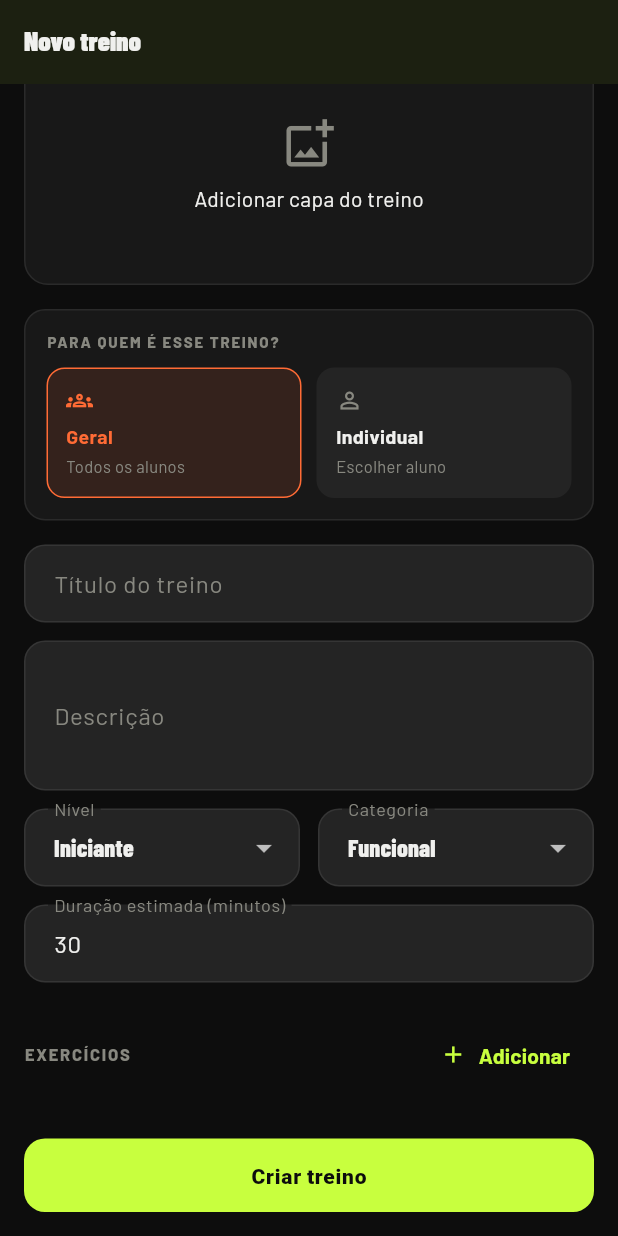
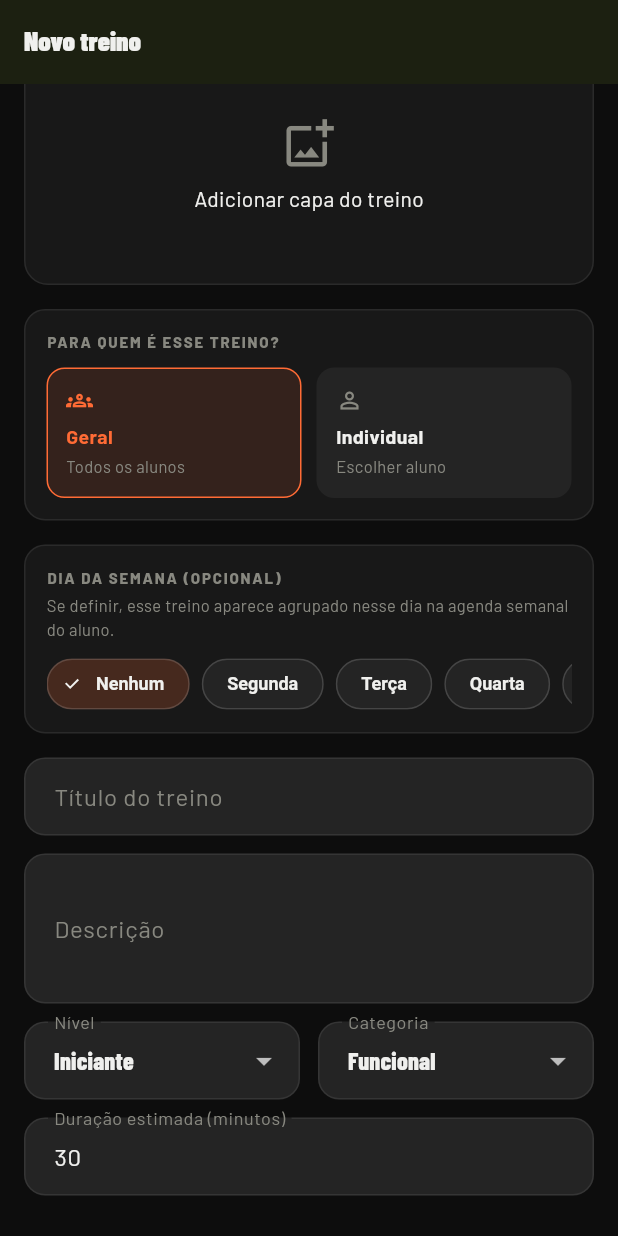
Before and after one commit to trocacofeos-debug/fithome_app, a Flutter app: the CreateWorkoutScreen screen opened by its route, scrolled down 42 dp, on a phone screen of 412 x 824 dp. Run offline on Flutter 3.47's test engine with Material 3 defaults, Android fonts, the light colour scheme and no system bars; our stand-ins replace cloud_firestore, cloud_functions, firebase_auth, firebase_core, fl_chart, flutter_dotenv and 4 more; accounts and stored records are empty.

```diff
--- a/lib/models/workout_model.dart
+++ b/lib/models/workout_model.dart
@@ -1,5 +1,34 @@
 import 'package:cloud_firestore/cloud_firestore.dart';
+import '../core/constants/app_constants.dart';
 import 'exercise_model.dart';
+
+/// Dias da semana válidos para o campo diaDaSemana, na ordem
+/// segunda→domingo (bate com DateTime.weekday: 1=segunda...7=domingo).
+const diasDaSemana = ['segunda', 'terca', 'quarta', 'quinta', 'sexta', 'sabado', 'domingo'];
+
+String rotuloDiaDaSemana(String dia) {
+  switch (dia) {
+    case 'segunda':
+      return 'Segunda';
+    case 'terca':
+      return 'Terça';
+    case 'quarta':
+      return 'Quarta';
+    case 'quinta':
+      return 'Quinta';
+    case 'sexta':
+      return 'Sexta';
+    case 'sabado':
+      return 'Sábado';
+    case 'domingo':
+      return 'Domingo';
+    default:
+      return dia;
+  }
+}
+
+/// Chave (mesmo formato de [diasDaSemana]) do dia de hoje.
+String diaDeHoje() => diasDaSemana[DateTime.now().weekday - 1];
 
 class WorkoutModel {
   final String id;
@@ -21,6 +50,11 @@ class WorkoutModel {
   final String? alunoId;
   final String? alunoNome;
 
+  /// Dia da semana em que esse treino deve ser feito (ex: 'segunda').
+  /// Null significa "sem dia fixo" — continua aparecendo todo dia na
+  /// lista geral, só não some quando o aluno filtra por um dia específico.
+  final String? diaDaSemana;
+
   WorkoutModel({
     required this.id,
     required this.titulo,
@@ -36,6 +70,7 @@ class WorkoutModel {
     this.publicado = true,
     this.alunoId,
     this.alunoNome,
+    this.diaDaSemana,
   });
 
   bool get isIndividual => alunoId != null;
@@ -55,9 +90,10 @@ class WorkoutModel {
           .toList(),
       duracaoMinutos: map['duracaoMinutos'] ?? 30,
       createdAt: (map['createdAt'] as Timestamp?)?.toDate() ?? DateTime.now(),
-      publicado: map['publicado'] ?? true,
+      publicado: lerBoolFirestore(map['publicado'], padrao: true),
       alunoId: map['alunoId'],
       alunoNome: map['alunoNome'],
+      diaDaSemana: map['diaDaSemana'],
     );
   }
 
@@ -76,6 +112,7 @@ class WorkoutModel {
       'publicado': publicado,
       'alunoId': alunoId,
       'alunoNome': alunoNome,
+      'diaDaSemana': diaDaSemana,
     };
   }
 }
--- a/lib/screens/instructor/create_workout_screen.dart
+++ b/lib/screens/instructor/create_workout_screen.dart
@@ -41,6 +41,7 @@ class _CreateWorkoutScreenState extends State<CreateWorkoutScreen> {
   final _duracaoCtrl = TextEditingController(text: '30');
 
   String _nivel = 'iniciante';
+  String? _diaDaSemana; // null = sem dia fixo
   String _categoria = 'funcional';
   Uint8List? _capaBytes;
   String? _capaNomeArquivo;
@@ -76,6 +77,7 @@ class _CreateWorkoutScreenState extends State<CreateWorkoutScreen> {
       _capaUrlExistente = treino.capaUrl;
       _alunoId = treino.alunoId;
       _alunoNome = treino.alunoNome;
+      _diaDaSemana = treino.diaDaSemana;
       _exercicios.addAll(treino.exercicios.map((e) => _ExercicioForm.fromModel(e)));
     });
   }
@@ -96,6 +98,8 @@ class _CreateWorkoutScreenState extends State<CreateWorkoutScreen> {
             _seletorCapa(),
             const SizedBox(height: 16),
             _seletorDestinatario(),
+            const SizedBox(height: 16),
+            _seletorDiaDaSemana(),
             const SizedBox(height: 16),
             TextFormField(
               controller: _tituloCtrl,
@@ -190,6 +194,51 @@ class _CreateWorkoutScreenState extends State<CreateWorkoutScreen> {
             ),
           ],
         ),
+      ),
+    );
+  }
+
+  Widget _seletorDiaDaSemana() {
+    return Container(
+      padding: const EdgeInsets.all(14),
+      decoration: BoxDecoration(
+        color: AppColors.card,
+        borderRadius: BorderRadius.circular(14),
+        border: Border.all(color: AppColors.border),
+      ),
+      child: Column(
+        crossAxisAlignment: CrossAxisAlignment.start,
+        children: [
+          const Text('DIA DA SEMANA (OPCIONAL)',
+              style: TextStyle(fontSize: 10, fontWeight: FontWeight.w800, letterSpacing: 1.2, color: AppColors.mutedForeground)),
+          const SizedBox(height: 4),
+          const Text('Se definir, esse treino aparece agrupado nesse dia na agenda semanal do aluno.',
+              style: TextStyle(fontSize: 11, color: AppColors.mutedForeground)),
+          const SizedBox(height: 10),
+          SizedBox(
+            height: 36,
+            child: ListView(
+              scrollDirection: Axis.horizontal,
+              children: [
+                _chipDia(null, 'Nenhum'),
+                ...diasDaSemana.map((d) => _chipDia(d, rotuloDiaDaSemana(d))),
+              ],
+            ),
+          ),
+        ],
+      ),
+    );
+  }
+
+  Widget _chipDia(String? dia, String label) {
+    final selecionado = _diaDaSemana == dia;
+    return Padding(
+      padding: const EdgeInsets.only(right: 8),
+      child: ChoiceChip(
+        label: Text(label),
+        selected: selecionado,
+        onSelected: (_) => setState(() => _diaDaSemana = dia),
+        selectedColor: AppColors.instrutorColor.withOpacity(0.2),
       ),
     );
   }
@@ -613,6 +662,7 @@ class _CreateWorkoutScreenState extends State<CreateWorkoutScreen> {
         createdAt: DateTime.now(),
         alunoId: _alunoId,
         alunoNome: _alunoNome,
+        diaDaSemana: _diaDaSemana,
       );
 
       if (widget.workoutId != null) {
```
Also changed, not shown: lib/core/constants/app_constants.dart (+11 -0 lines), lib/screens/student/tabs/student_workouts_tab.dart (+77 -1 lines).
